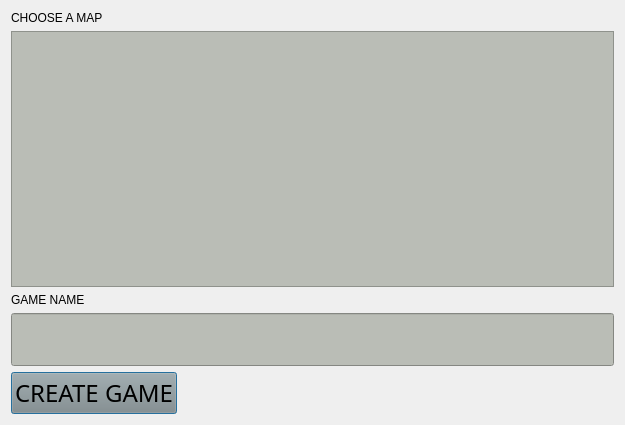
Old version of the form client/client_interface/creategamewindow.ui in the repository fsardella/Dune_TP3.
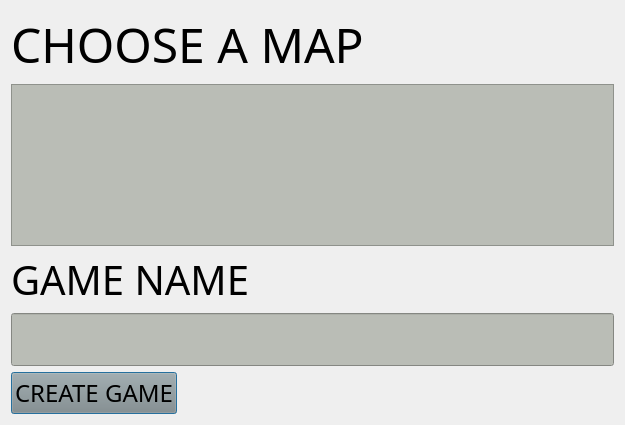
New version of the form.

The edit to the form file:
```diff
--- a/client/client_interface/creategamewindow.ui
+++ b/client/client_interface/creategamewindow.ui
@@ -22,6 +22,14 @@
        <height>500</height>
       </size>
      </property>
+     <property name="font">
+      <font>
+       <family>Sarai</family>
+       <pointsize>36</pointsize>
+       <italic>false</italic>
+       <bold>false</bold>
+      </font>
+     </property>
      <property name="styleSheet">
       <string notr="true">font: 36pt &quot;Sarai&quot;;</string>
      </property>
@@ -71,6 +79,14 @@
        <height>100</height>
       </size>
      </property>
+     <property name="font">
+      <font>
+       <family>Sarai</family>
+       <pointsize>30</pointsize>
+       <italic>false</italic>
+       <bold>false</bold>
+      </font>
+     </property>
      <property name="layoutDirection">
       <enum>Qt::RightToLeft</enum>
      </property>
```
